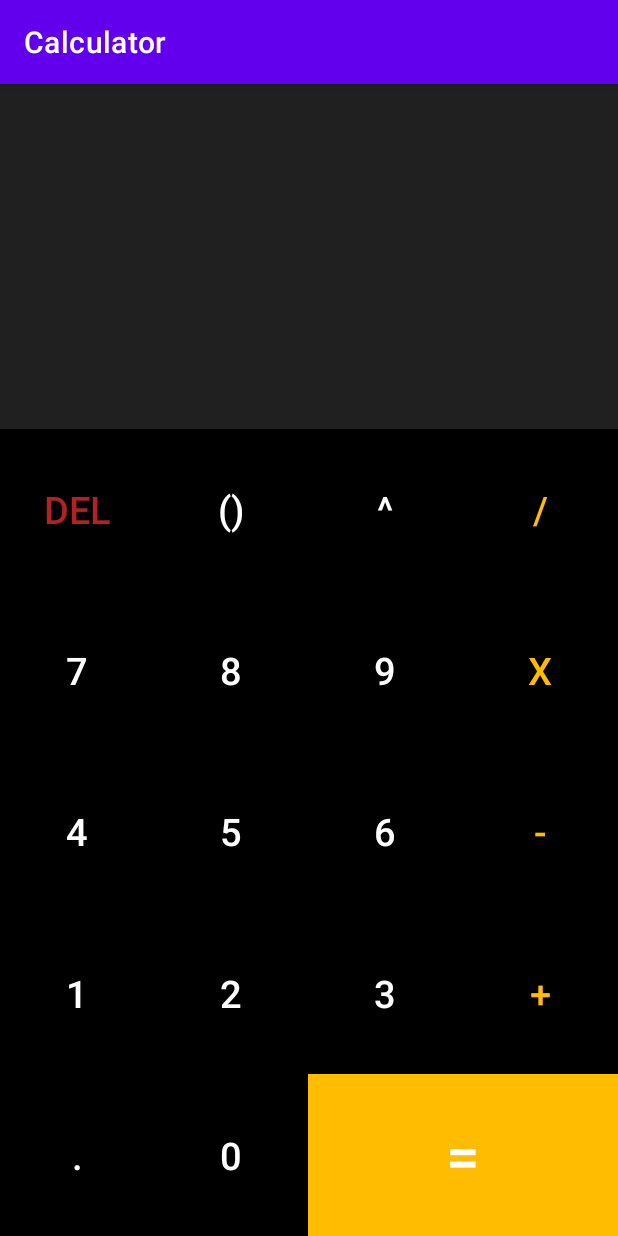
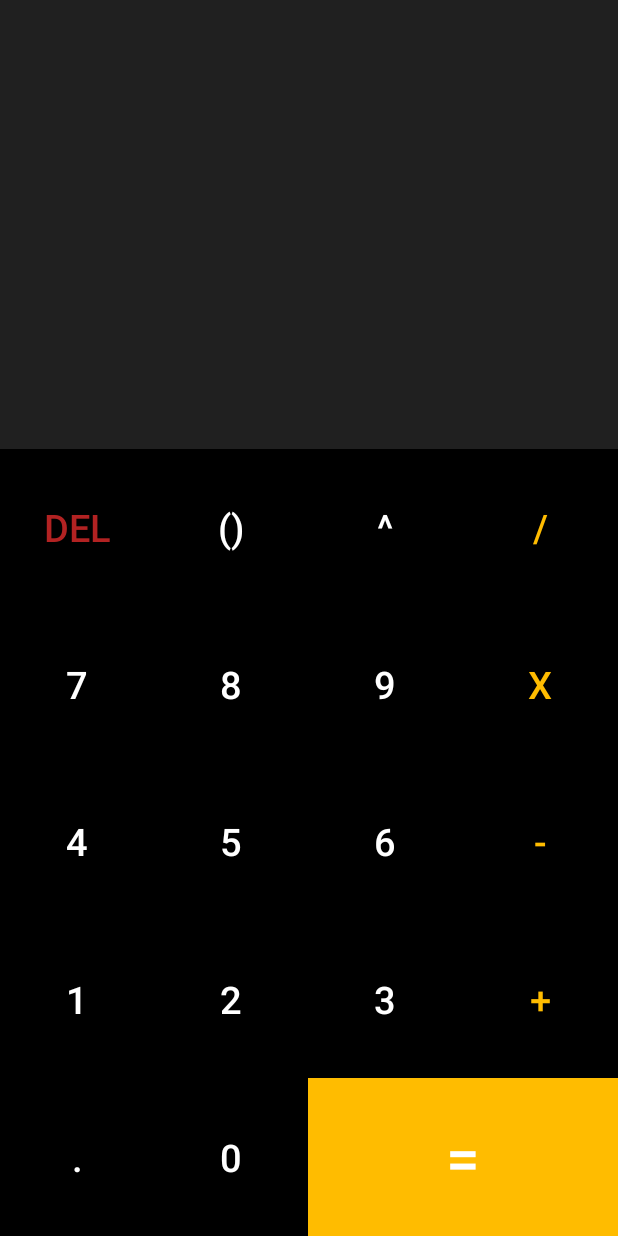
Before and after one commit to ochukoemmanuel/Calculator, an Android app: the screen it shows after launch (MainActivity), on a phone screen of 412 x 824 dp. Run offline under Robolectric (Android 15) with nearby library versions, the phone set to English and light mode, and no system bars.

Commit message:
UI noAction bar

```diff
--- a/app/src/main/res/layout/activity_main.xml
+++ b/app/src/main/res/layout/activity_main.xml
@@ -11,7 +11,7 @@
     <LinearLayout
         android:layout_width="match_parent"
         android:layout_height="0dp"
-        android:layout_weight="3"
+        android:layout_weight="4"
         android:orientation="vertical"
         android:paddingEnd="20dp"
         android:paddingRight="20dp">
--- a/app/src/main/res/values/colors.xml
+++ b/app/src/main/res/values/colors.xml
@@ -2,7 +2,7 @@
 <resources>
     <color name="purple_200">#FFBB86FC</color>
     <color name="purple_500">#FF6200EE</color>
-    <color name="purple_700">#FF3700B3</color>
+    <color name="purple_700">#000000</color>
     <color name="teal_200">#FF03DAC5</color>
     <color name="teal_700">#FF018786</color>
     <color name="black">#FF000000</color>
--- a/app/src/main/res/values/themes.xml
+++ b/app/src/main/res/values/themes.xml
@@ -1,6 +1,6 @@
 <resources xmlns:tools="http://schemas.android.com/tools">
     <!-- Base application theme. -->
-    <style name="Theme.Calculator" parent="Theme.MaterialComponents.DayNight.DarkActionBar">
+    <style name="Theme.Calculator" parent="Theme.MaterialComponents.DayNight.NoActionBar">
         <!-- Primary brand color. -->
         <item name="colorPrimary">@color/purple_500</item>
         <item name="colorPrimaryVariant">@color/purple_700</item>
```
